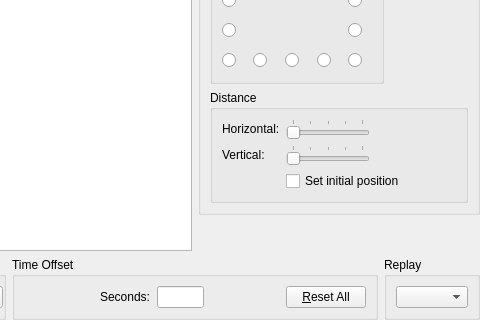
This is src/Module/src/Formation/FormationWidget.ui in till213/SkyDolly as Qt 5 draws it before an edit; both pictures show x 183 to 663 and y 130 to 450 of the 663 by 450 pixel window. The edited form follows.
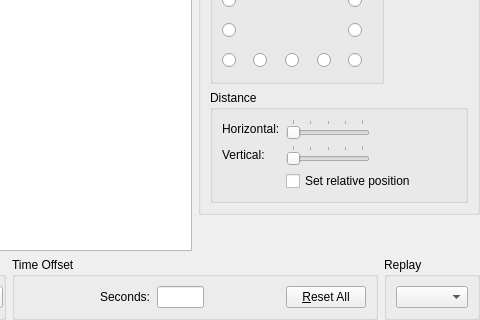
This is the edited form. Icons and pictures are not drawn. Custom widgets are drawn as their Qt base class.

Commit message:
Never place user aircraft when "set relative position" is disabled
- Not even when
  * User aircraft is changed / deleted
  * Recording starts
  * Relative bearing / distance has changed
- Renamed "set initial position" to "set relative position" (as it also
affects "interactive actions" such as changing the user aircraft)

What changed in the file:
```diff
--- a/src/Module/src/Formation/FormationWidget.ui
+++ b/src/Module/src/Formation/FormationWidget.ui
@@ -828,7 +828,7 @@
                 <string>Initially place the aicraft relative to the current user aircraft before recording or replay (&quot;fly with formation&quot;).</string>
                </property>
                <property name="text">
-                <string>Set initial position</string>
+                <string>Set relative position</string>
                </property>
               </widget>
              </item>
```
Left out of the diff: 4 changed lines with no effect on the pictures. The commit also changes 4 other files.
